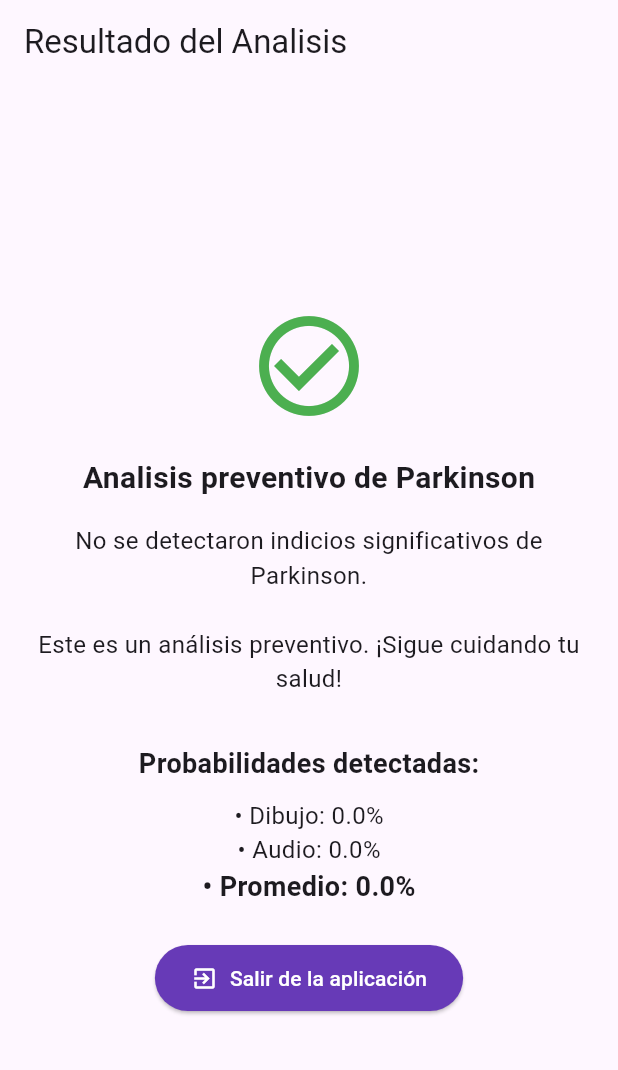
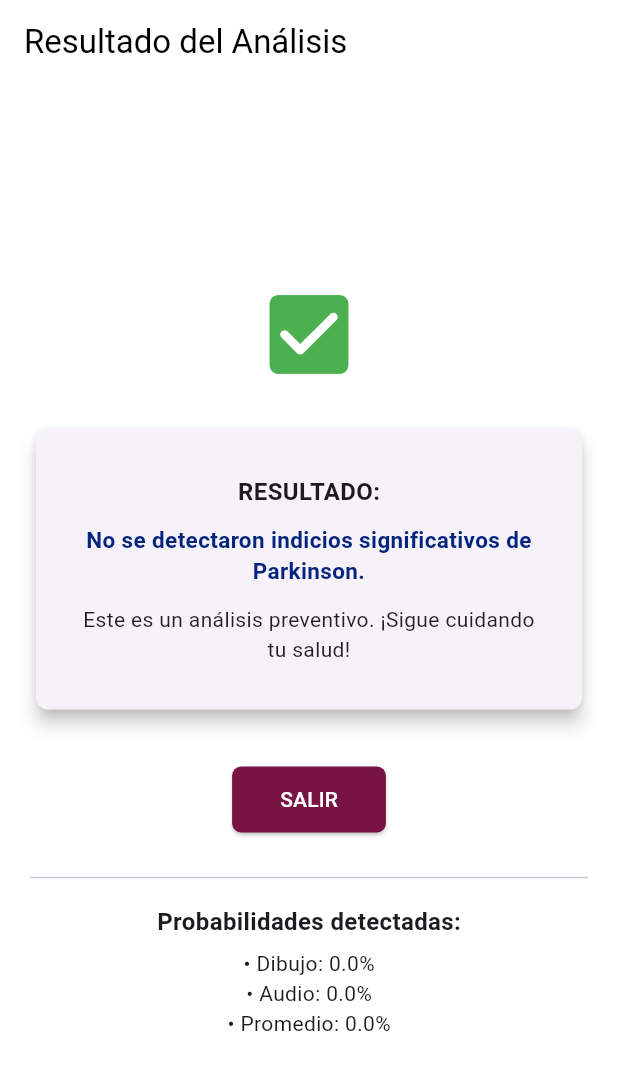
Before and after one commit to DarwinJesusNeiraC/Tesis_app, a Flutter app: the ThankYouScreen screen opened directly with empty values, on a phone screen of 412 x 824 dp. Shown: the top 1070 px of the screen. Run offline on Flutter 3.47's test engine with Material 3 defaults, Android fonts, the light colour scheme and no system bars; our stand-ins replace firebase_core, permission_handler; missing offline and left inert: flutter_sound; accounts and stored records are empty.

Commit message:
Uploading result messages

```diff
--- a/lib/screens/thank_you_screen.dart
+++ b/lib/screens/thank_you_screen.dart
@@ -13,6 +13,38 @@ class ThankYouScreen extends StatelessWidget {
     required this.audioProbability,
     required this.combinedProbability,
   });
+
+  // Mensajes y configuración visual por nivel de riesgo
+  Map<String, dynamic> _getResultConfig(double combinedProbability) {
+    if (combinedProbability < 0.30) {
+      return {
+        "icon": Icons.check_box_rounded,
+        "iconColor": Colors.green,
+        "title":
+            "No se detectaron indicios significativos de Parkinson.",
+        "subtitle":
+            "Este es un análisis preventivo. ¡Sigue cuidando tu salud!",
+      };
+    } else if (combinedProbability < 0.70) {
+      return {
+        "icon": Icons.search_rounded,
+        "iconColor": Colors.blueGrey,
+        "title":
+            "Se encontraron señales moderadas que podrían estar relacionadas con Parkinson.",
+        "subtitle":
+            "Te recomendamos consultar con un profesional médico para una evaluación más completa.",
+      };
+    } else {
+      return {
+        "icon": Icons.warning_amber_rounded,
+        "iconColor": Colors.orange,
+        "title":
+            "Se detectaron indicios relevantes compatibles con síntomas de Parkinson.",
+        "subtitle":
+            "Por favor, consulta con un médico especialista para una evaluación clínica detallada.",
+      };
+    }
+  }
 
   String _getRiskMessage(double combinedProbability) {
     // Rangos: <30% → Bajo, 30–70% → Moderado, >70% → Alto
@@ -53,7 +85,100 @@ class ThankYouScreen extends StatelessWidget {
         hasSymptoms ? Icons.warning_amber_rounded : Icons.check_circle_outline;
     final Color iconColor = hasSymptoms ? Colors.orange : Colors.green;
     */
-    final message = _getRiskMessage(combinedProbability);
+    //final message = _getRiskMessage(combinedProbability);
+    final result = _getResultConfig(combinedProbability);
+    return Scaffold(
+      backgroundColor: Colors.white,
+      appBar: AppBar(
+        title: const Text('Resultado del Análisis'),
+        backgroundColor: Colors.white,
+        elevation: 0,
+        foregroundColor: Colors.black,
+        automaticallyImplyLeading: false,
+      ),
+      body: Padding(
+        padding: const EdgeInsets.all(20),
+        child: Center(
+          child: Column(
+            mainAxisAlignment: MainAxisAlignment.center,
+            children: [
+              Icon(result["icon"], size: 70, color: result["iconColor"]),
+              const SizedBox(height: 24),
+              Card(
+                elevation: 5,
+                shape: RoundedRectangleBorder(
+                  borderRadius: BorderRadius.circular(8),
+                ),
+                child: Padding(
+                  padding:
+                      const EdgeInsets.symmetric(horizontal: 24, vertical: 30),
+                  child: Column(
+                    children: [
+                      const Text(
+                        "RESULTADO:",
+                        style: TextStyle(
+                          fontWeight: FontWeight.bold,
+                          fontSize: 16,
+                        ),
+                      ),
+                      const SizedBox(height: 10),
+                      Text(
+                        result["title"],
+                        style: const TextStyle(
+                          fontWeight: FontWeight.bold,
+                          fontSize: 15,
+                          color: Color(0xFF03257E),
+                        ),
+                        textAlign: TextAlign.center,
+                      ),
+                      const SizedBox(height: 12),
+                      Text(
+                        result["subtitle"],
+                        style: const TextStyle(
+                          fontSize: 14,
+                          color: Colors.black87,
+                        ),
+                        textAlign: TextAlign.center,
+                      ),
+                    ],
+                  ),
+                ),
+              ),
+              const SizedBox(height: 32),
+              ElevatedButton(
+                onPressed: () {
+                  Navigator.of(context).popUntil((route) => route.isFirst);
+                },
+                style: ElevatedButton.styleFrom(
+                  backgroundColor: Color(0xFF781344), // Color vino
+                  foregroundColor: Colors.white,
+                  padding:
+                      const EdgeInsets.symmetric(horizontal: 32, vertical: 12),
+                  shape: RoundedRectangleBorder(
+                    borderRadius: BorderRadius.circular(6),
+                  ),
+                ),
+                child: const Text('SALIR'),
+              ),
+              const SizedBox(height: 20),
+              const Divider(),
+              const SizedBox(height: 10),
+              const Text(
+                "Probabilidades detectadas:",
+                style: TextStyle(fontSize: 16, fontWeight: FontWeight.bold),
+              ),
+              const SizedBox(height: 6),
+              Text("• Dibujo: ${(drawingProbability * 100).toStringAsFixed(1)}%"),
+              Text("• Audio: ${(audioProbability * 100).toStringAsFixed(1)}%"),
+              Text("• Promedio: ${(combinedProbability * 100).toStringAsFixed(1)}%"),
+            ],
+          ),
+        ),
+      ),
+    );
+  }
+}
+  /*
     return Scaffold(
       appBar: AppBar(
         title: const Text('Resultado del Analisis'),
@@ -122,3 +247,4 @@ class ThankYouScreen extends StatelessWidget {
     );
   }
 }
+*/
```
